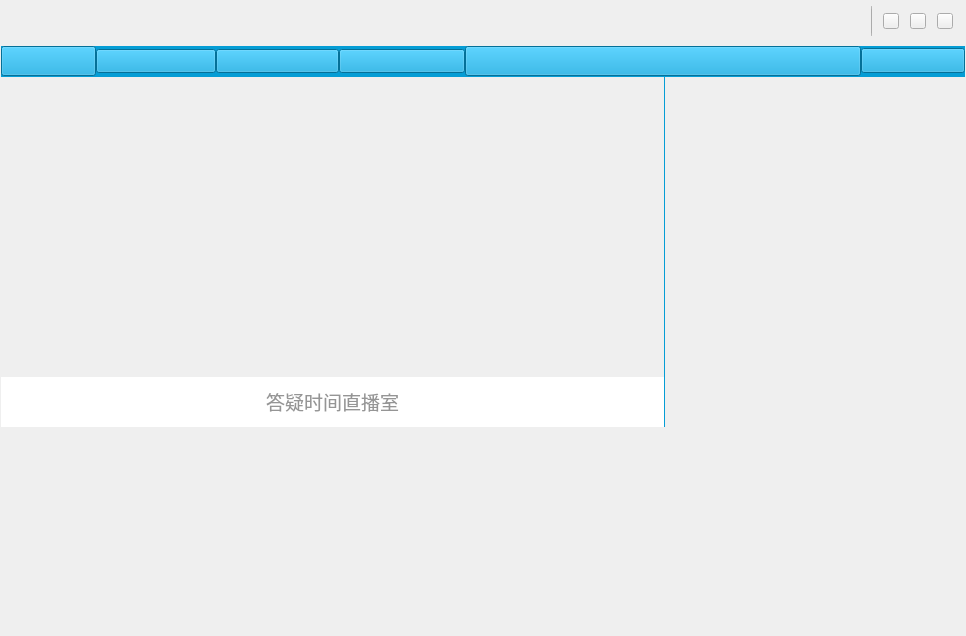
chuanjiabao1981/qatime-win-student, file qatimeStudent/qatimeStudent/UIWindowSet.ui: the form before one commit.
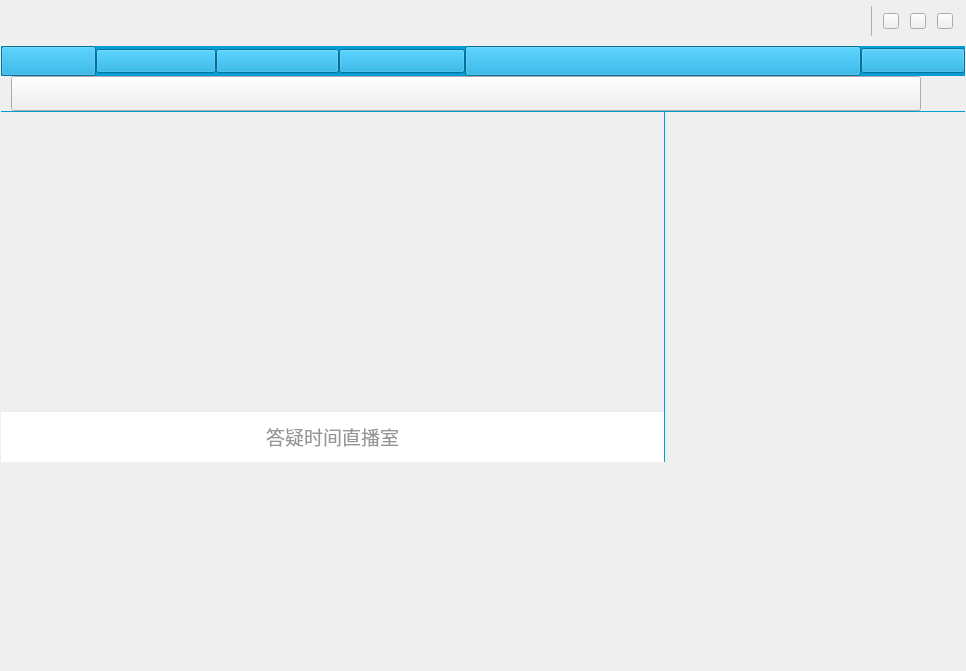
The form after the commit. Icons and pictures are not drawn.

Commit message: QTWS-83 录音状态下点击表情出现覆盖遮挡的问题

Patch:
```diff
--- a/qatimeStudent/qatimeStudent/UIWindowSet.ui
+++ b/qatimeStudent/qatimeStudent/UIWindowSet.ui
@@ -7,7 +7,7 @@
     <x>0</x>
     <y>0</y>
     <width>966</width>
-    <height>636</height>
+    <height>671</height>
    </rect>
   </property>
   <property name="sizePolicy">
@@ -536,6 +536,134 @@
        </layout>
       </widget>
      </item>
+     <item>
+      <widget class="QWidget" name="lesson_widget" native="true">
+       <property name="minimumSize">
+        <size>
+         <width>0</width>
+         <height>35</height>
+        </size>
+       </property>
+       <property name="maximumSize">
+        <size>
+         <width>16777215</width>
+         <height>35</height>
+        </size>
+       </property>
+       <layout class="QHBoxLayout" name="horizontalLayout_10">
+        <property name="spacing">
+         <number>0</number>
+        </property>
+        <property name="leftMargin">
+         <number>10</number>
+        </property>
+        <property name="topMargin">
+         <number>0</number>
+        </property>
+        <property name="rightMargin">
+         <number>10</number>
+        </property>
+        <property name="bottomMargin">
+         <number>0</number>
+        </property>
+        <item>
+         <widget class="QPushButton" name="lesson_label">
+          <property name="minimumSize">
+           <size>
+            <width>0</width>
+            <height>35</height>
+           </size>
+          </property>
+          <property name="maximumSize">
+           <size>
+            <width>16777215</width>
+            <height>35</height>
+           </size>
+          </property>
+          <property name="font">
+           <font>
+            <family>微软雅黑</family>
+            <pointsize>12</pointsize>
+           </font>
+          </property>
+          <property name="styleSheet">
+           <string notr="true">
+border-image: url(:/LoginWindow/images/alpha.png);text-align : left;</string>
+          </property>
+          <property name="text">
+           <string/>
+          </property>
+          <property name="flat">
+           <bool>false</bool>
+          </property>
+         </widget>
+        </item>
+        <item>
+         <widget class="QWidget" name="online_widget" native="true">
+          <property name="maximumSize">
+           <size>
+            <width>34</width>
+            <height>16777215</height>
+           </size>
+          </property>
+          <widget class="QLabel" name="online_label">
+           <property name="geometry">
+            <rect>
+             <x>0</x>
+             <y>0</y>
+             <width>20</width>
+             <height>35</height>
+            </rect>
+           </property>
+           <property name="maximumSize">
+            <size>
+             <width>20</width>
+             <height>16777215</height>
+            </size>
+           </property>
+           <property name="font">
+            <font>
+             <family>微软雅黑</family>
+             <pointsize>10</pointsize>
+            </font>
+           </property>
+           <property name="text">
+            <string/>
+           </property>
+           <property name="alignment">
+            <set>Qt::AlignCenter</set>
+           </property>
+          </widget>
+          <widget class="QLabel" name="pic_label">
+           <property name="geometry">
+            <rect>
+             <x>20</x>
+             <y>10</y>
+             <width>14</width>
+             <height>14</height>
+            </rect>
+           </property>
+           <property name="minimumSize">
+            <size>
+             <width>14</width>
+             <height>14</height>
+            </size>
+           </property>
+           <property name="maximumSize">
+            <size>
+             <width>14</width>
+             <height>14</height>
+            </size>
+           </property>
+           <property name="text">
+            <string/>
+           </property>
+          </widget>
+         </widget>
+        </item>
+       </layout>
+      </widget>
+     </item>
      <item>
       <widget class="QLabel" name="label">
        <property name="minimumSize">
```
The commit also changes 1 other file.
